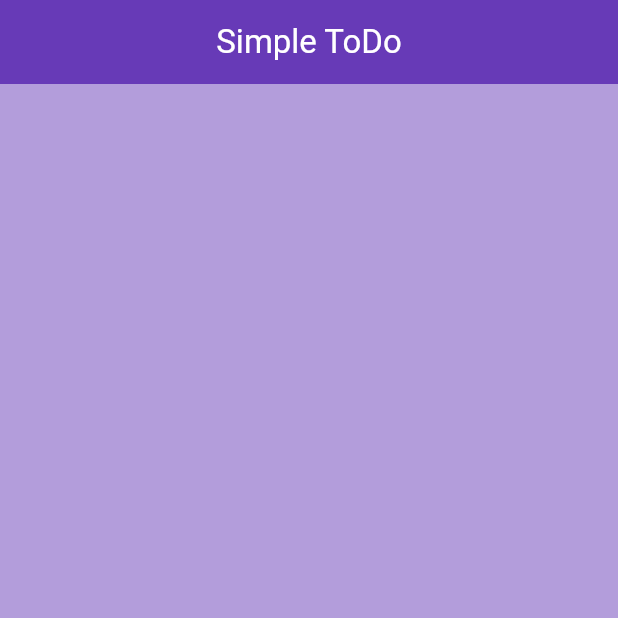
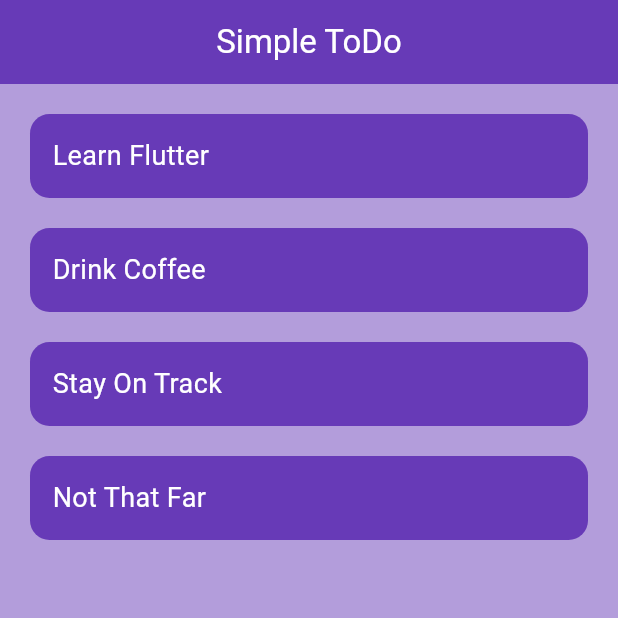
Before and after one commit to codeshrabon/To_Do_List_flutter, a Flutter app: the screen it shows after launch, on a phone screen of 412 x 824 dp, the top half of it. Run offline on Flutter 3.47's test engine with Material 3 defaults, Android fonts, the phone set to English and light mode, and no system bars.

Commit message:
taking padding item to anotther folder todo_list

```diff
--- a/to_do_app/lib/pages/home_page.dart
+++ b/to_do_app/lib/pages/home_page.dart
@@ -1,4 +1,5 @@
 import 'package:flutter/material.dart';
+import 'package:to_do_app/utils/todo_list.dart';
 
 class HomePage extends StatelessWidget {
   HomePage({super.key});
@@ -6,6 +7,8 @@ class HomePage extends StatelessWidget {
   List toDoList = [
     ['Learn Flutter', false],
     ['Drink Coffee', false],
+    ['Stay On Track', false],
+    ['Not That Far', false],
   ];
 
   @override
@@ -21,14 +24,8 @@ class HomePage extends StatelessWidget {
       body: ListView.builder(
         itemCount: toDoList.length,
         itemBuilder: (BuildContext context, index) {
-          return;
-          // return Padding(
-          //   padding: const EdgeInsets.all(8.0),
-          //   child: Container(
-          //     color: Colors.deepPurple,
-          //     child: Text(toDoList[index][0]),
-          //   ),
-          // );
+          //return;
+          return TodoList(taskName: toDoList[index][0]);
         },
       ),
     );
--- /dev/null
+++ b/to_do_app/lib/utils/todo_list.dart
@@ -0,0 +1,36 @@
+import 'package:flutter/material.dart';
+
+class TodoList extends StatelessWidget {
+  const TodoList({super.key, required this.taskName,});
+
+  final String taskName;
+
+  @override
+  Widget build(BuildContext context) {
+    return Padding(
+            padding: const EdgeInsets.only(
+              top: 20,
+              left: 20,
+              right: 20,
+              bottom: 0,
+            ),
+            child: Container(
+              padding: const EdgeInsets.all(15),
+              decoration: BoxDecoration(
+                color: Colors.deepPurple,
+                borderRadius: BorderRadius.circular(13),
+              ),
+
+              child: Row(
+                children: [
+                  Text(
+                    taskName,
+                    style: const TextStyle(color: Colors.white, fontSize: 18),
+                  ),
+                ],
+              ),
+            ),
+          );
+        }
+  }
+}
```
